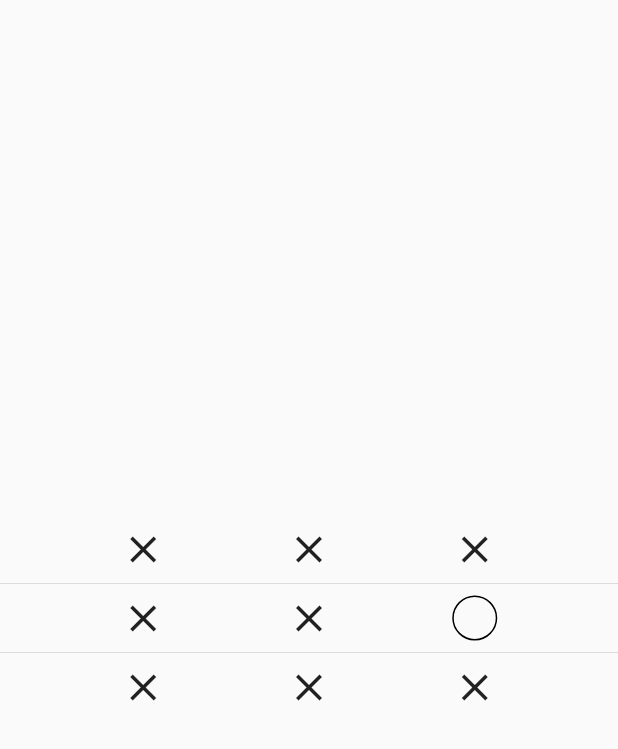
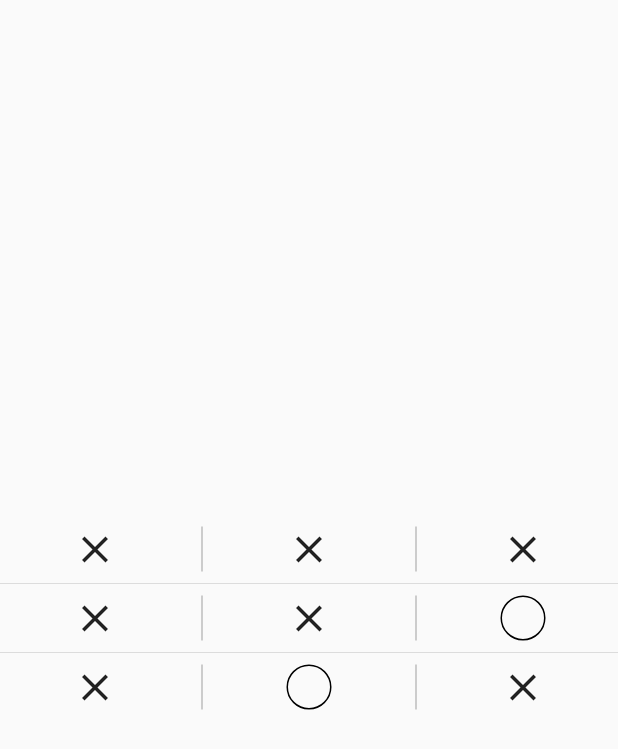
Before and after one commit to higorlapa/tic_tac_toe_flutter_game, a Flutter app: the InGameScreen screen opened directly, on a phone screen of 412 x 824 dp. Shown: the top 749 px of the screen. Run offline on Flutter 3.47's test engine with Material 2 defaults, Android fonts, the phone set to English and light mode, and no system bars; our stand-ins replace flutter_mobx, google_fonts, mobx; generated files the repository leaves out were written again.

Commit message:
creates the vertical divider

```diff
--- a/lib/ui/widgets/matrix_widget.dart
+++ b/lib/ui/widgets/matrix_widget.dart
@@ -11,6 +11,10 @@ class MatrixWidget extends StatefulWidget {
 class _MatrixWidgetState extends State<MatrixWidget> {
 
   bool _isDark = false;
+  final GlobalKey _rowKey = GlobalKey();
+  double _rowHeight = 10;
+
+
 
   @override
   Widget build(BuildContext context) {
@@ -20,23 +24,25 @@ class _MatrixWidgetState extends State<MatrixWidget> {
         crossAxisAlignment: CrossAxisAlignment.stretch,
         children: <Widget>[
           Row(
+            key: _rowKey,
             mainAxisAlignment: MainAxisAlignment.spaceEvenly,
             children: <Widget>[
-              XWidget(), XWidget(), XWidget()
+              XWidget(), _verticalWidget(), XWidget(), _verticalWidget(), XWidget(),
             ],
           ),
           Divider(),
           Row(
             mainAxisAlignment: MainAxisAlignment.spaceEvenly,
             children: <Widget>[
-              XWidget(), XWidget(), CircleWidget(isDark: false)
+              XWidget(),_verticalWidget(), XWidget(),_verticalWidget(), CircleWidget(isDark: false)
             ],
           ),
+          VerticalDivider(),
           Divider(),
           Row(
             mainAxisAlignment: MainAxisAlignment.spaceEvenly,
             children: <Widget>[
-              XWidget(), XWidget(), XWidget()
+              XWidget(), _verticalWidget(), CircleWidget(isDark: false), _verticalWidget(), XWidget()
             ],
           )
         ],
@@ -54,6 +60,19 @@ class _MatrixWidgetState extends State<MatrixWidget> {
       _isDark = brightness == Brightness.dark;
     });
 
+    WidgetsBinding.instance.addPostFrameCallback(
+            (_) {
+              setState(() {
+                _rowHeight = _rowKey.currentContext.size.height;
+              });
+            });
+
+
 
   }
+
+
+  Widget _verticalWidget() {
+    return Container(height: _rowHeight, child: VerticalDivider(color: Colors.grey));
+  }
 }
```
